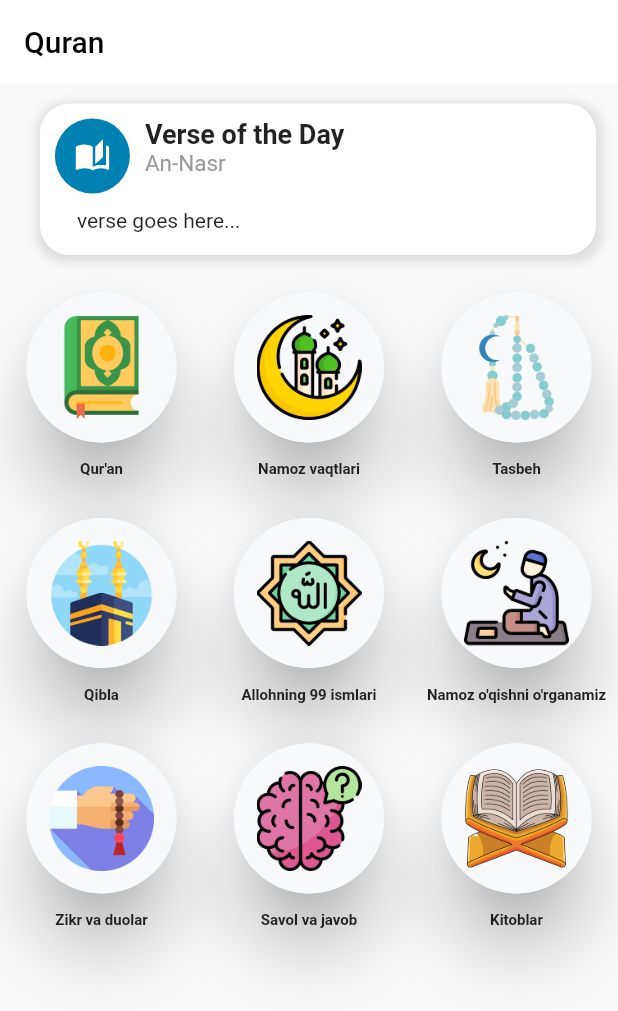
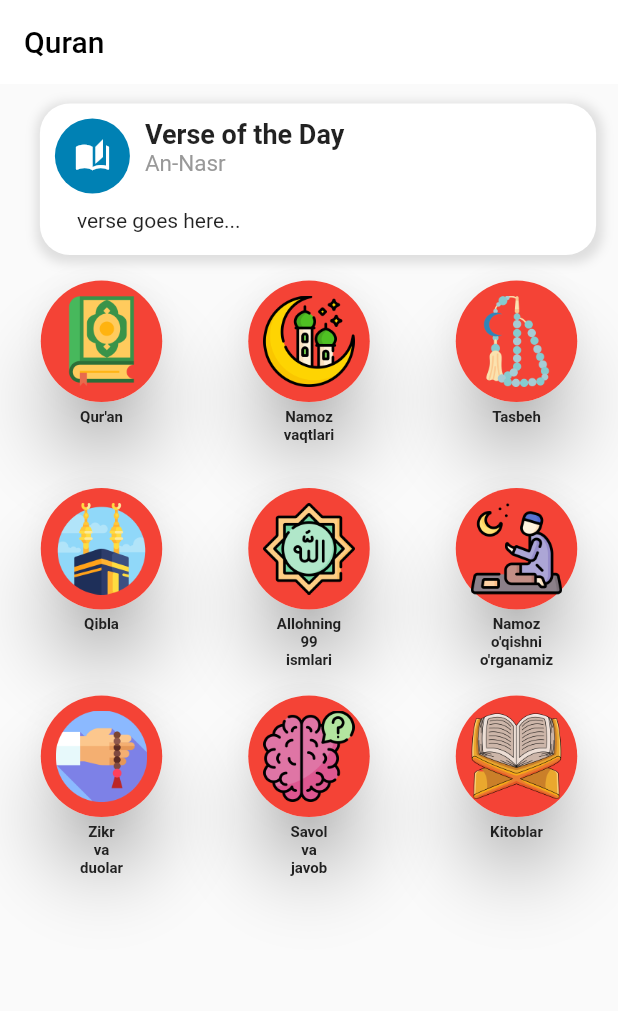
Before and after one commit to MunisaR/quran_app, a Flutter app: the screen it shows after launch, on a phone screen of 412 x 824 dp. Shown: the top 1011 px of the screen. Run offline on Flutter 3.47's test engine with Material 2 defaults, Android fonts, the phone set to English and light mode, and no system bars.

Commit message:
feat: commited

```diff
--- a/lib/DRY/dimensions.dart
+++ b/lib/DRY/dimensions.dart
@@ -0,0 +1,3 @@
+import 'package:flutter/cupertino.dart';
+
+// double screenWidth = MediaQuery.of(context).size.width;
--- a/lib/utils/categories.dart
+++ b/lib/utils/categories.dart
@@ -6,7 +6,7 @@ const route_categories = [
   },
   {
     "id": 2,
-    "name": "Namoz vaqtlari",
+    "name": "Namoz\nvaqtlari",
     "picture": "assets/icons/namoz.png",
   },
   {
@@ -21,23 +21,23 @@ const route_categories = [
   },
   {
     "id": 5,
-    "name": "Allohning 99 ismlari",
+    "name": "Allohning\n99\nismlari",
     "picture": "assets/icons/99.png",
   },
   {
     "id": 6,
-    "name": "Namoz o'qishni o'rganamiz",
+    "name": "Namoz\no'qishni\no'rganamiz",
     "picture": "assets/icons/praying.png",
   },
   ////
   {
     "id": 7,
-    "name": "Zikr va duolar",
+    "name": "Zikr\nva\nduolar",
     "picture": "assets/icons/zikr.png",
   },
   {
     "id": 8,
-    "name": "Savol va javob",
+    "name": "Savol\nva\njavob",
     "picture": "assets/icons/brain.png",
   },
   {
--- a/lib/widgets/card_view.dart
+++ b/lib/widgets/card_view.dart
@@ -8,22 +8,23 @@ class CardView extends StatelessWidget {
   @override
   Widget build(BuildContext context) {
     var categories = route_categories;
+    // print(MediaQuery.of(context).size.height);
     return Container(
-      height: 470,
+        height: MediaQuery.of(context).size.height <= 670 ? 460: 470,
         width: 430,
         child: GridView.builder(
-        gridDelegate: const SliverGridDelegateWithFixedCrossAxisCount(
-          crossAxisCount: 3,
+          gridDelegate: SliverGridDelegateWithFixedCrossAxisCount(
+            crossAxisCount: MediaQuery.of(context).size.width <= 375 ? 2 : 3,
             crossAxisSpacing: 3.0,
-          mainAxisSpacing: 15.0,
+            mainAxisSpacing: 3.0,
           ),
           itemCount: categories.length,
           itemBuilder: (context, index) {
-          return CircleCard(customIcon: categories[index]['picture'], text:categories[index]['name'] ,);
+            return CircleCard(
+              customIcon: categories[index]['picture'],
+              text: categories[index]['name'],
+            );
           },
-      )
-    );
-
-
+        ));
   }
 }
--- a/lib/widgets/circle_card.dart
+++ b/lib/widgets/circle_card.dart
@@ -9,31 +9,34 @@ class CircleCard extends StatelessWidget {
 
   @override
   Widget build(BuildContext context) {
+    // print(MediaQuery.of(context).size.width);
     return Column(
+
       children: [
-        Padding(
-          padding: const EdgeInsets.all(8.0),
-          child: Card(
+        Card(
             elevation: 20,
+
             shape: RoundedRectangleBorder(
               borderRadius: BorderRadius.circular(150),
             ),
             child: Container(
-                  width: 100,
-                  height: 100,
+              // color: Colors.red,
+                width: MediaQuery.of(context).size.width <= 375 ? 120 : 81,
+                height:  MediaQuery.of(context).size.width <= 375 ? 120 : 81,
                 decoration: BoxDecoration(
                     // The child of a round Card should be in round shape
                     shape: BoxShape.circle,
-                      color: custom_grey),
+                    color: Colors.red),
                 child: Padding(
-                    padding: const EdgeInsets.all(15.0),
+                  padding: const EdgeInsets.all(10.0),
                   child: Image.asset(
                     customIcon,
+                    width: 30,
                   ),
                 ))),
-        ),
         Text(
           text,
+          textAlign: TextAlign.center,
           overflow: TextOverflow.fade,
           style: new TextStyle(
             fontSize: 10.0,
```
Lines whose indentation alone changed are shown as unchanged.
